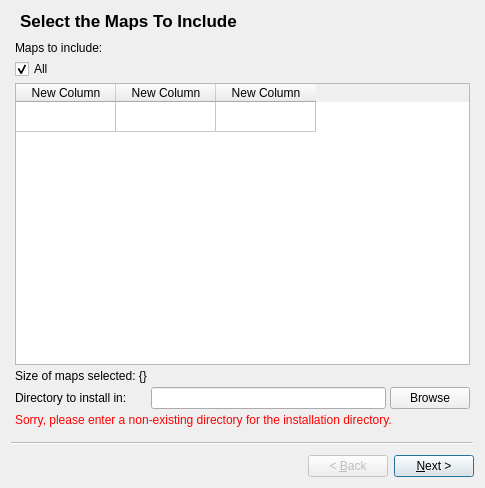
Before: the Qt Designer form installer.ui in RamchandraApte/unvanquished-installer, drawn with Qt 5.
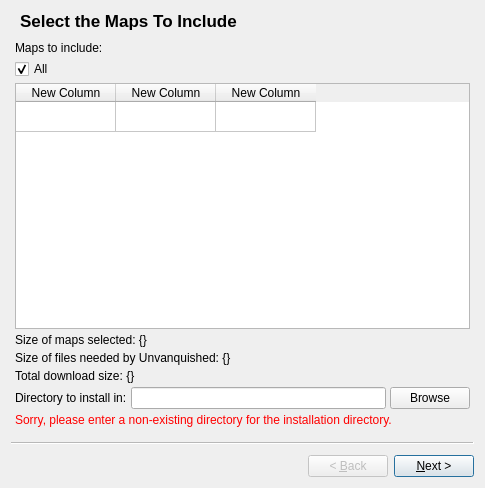
After: the same form once the commit is applied. Icons and pictures are not drawn.

Commit message: Added more size information labels.

The edit to the form file:
```diff
--- a/installer.ui
+++ b/installer.ui
@@ -99,14 +99,7 @@
       </column>
      </widget>
     </item>
-    <item row="5" column="1">
-     <widget class="QLineEdit" name="directoryToInstallInLineEdit">
-      <property name="inputMethodHints">
-       <set>Qt::ImhNoPredictiveText|Qt::ImhUrlCharactersOnly</set>
-      </property>
-     </widget>
-    </item>
-    <item row="5" column="2">
+    <item row="7" column="2">
      <widget class="QPushButton" name="browseButton">
       <property name="text">
        <string>Browse</string>
@@ -116,27 +109,48 @@
       </property>
      </widget>
     </item>
-    <item row="5" column="0">
+    <item row="7" column="0">
      <widget class="QLabel" name="directoryToInstallInLabel">
       <property name="text">
        <string>Directory to install in:</string>
       </property>
      </widget>
     </item>
-    <item row="4" column="0">
-     <widget class="QLabel" name="sizeOfSelectedMapsLabel">
-      <property name="text">
-       <string>Size of maps selected: {}</string>
+    <item row="7" column="1">
+     <widget class="QLineEdit" name="directoryToInstallInLineEdit">
+      <property name="inputMethodHints">
+       <set>Qt::ImhNoPredictiveText|Qt::ImhUrlCharactersOnly</set>
       </property>
      </widget>
     </item>
-    <item row="7" column="0" colspan="3">
+    <item row="9" column="0" colspan="3">
      <widget class="QLabel" name="invalidInstallDirLabel">
       <property name="text">
        <string>&lt;html&gt;&lt;head/&gt;&lt;body&gt;&lt;p&gt;&lt;span style=&quot; color:#ff0000;&quot;&gt;Sorry, please enter a non-existing directory for the installation directory.&lt;/span&gt;&lt;/p&gt;&lt;/body&gt;&lt;/html&gt;</string>
       </property>
      </widget>
     </item>
+    <item row="5" column="0" colspan="3">
+     <widget class="QLabel" name="sizeOfRequiredFilesLabel">
+      <property name="text">
+       <string>Size of files needed by Unvanquished: {}</string>
+      </property>
+     </widget>
+    </item>
+    <item row="4" column="0" colspan="3">
+     <widget class="QLabel" name="sizeOfSelectedMapsLabel">
+      <property name="text">
+       <string>Size of maps selected: {}</string>
+      </property>
+     </widget>
+    </item>
+    <item row="6" column="0" colspan="3">
+     <widget class="QLabel" name="totalDownloadSizeLabel">
+      <property name="text">
+       <string>Total download size: {}</string>
+      </property>
+     </widget>
+    </item>
    </layout>
   </widget>
   <widget class="QWizardPage" name="wizardPage2">
```
The commit also changes 1 other file.
